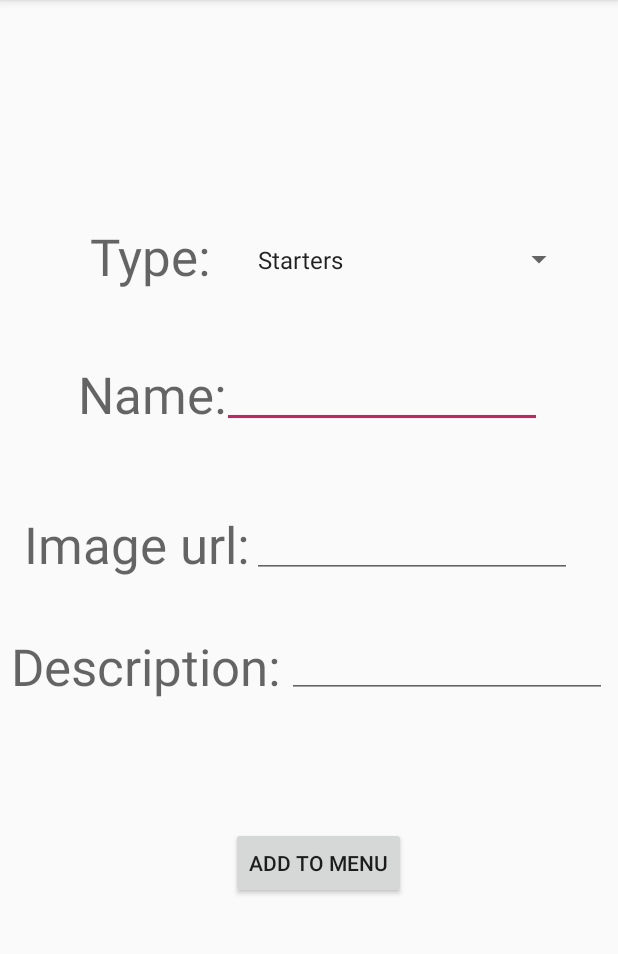
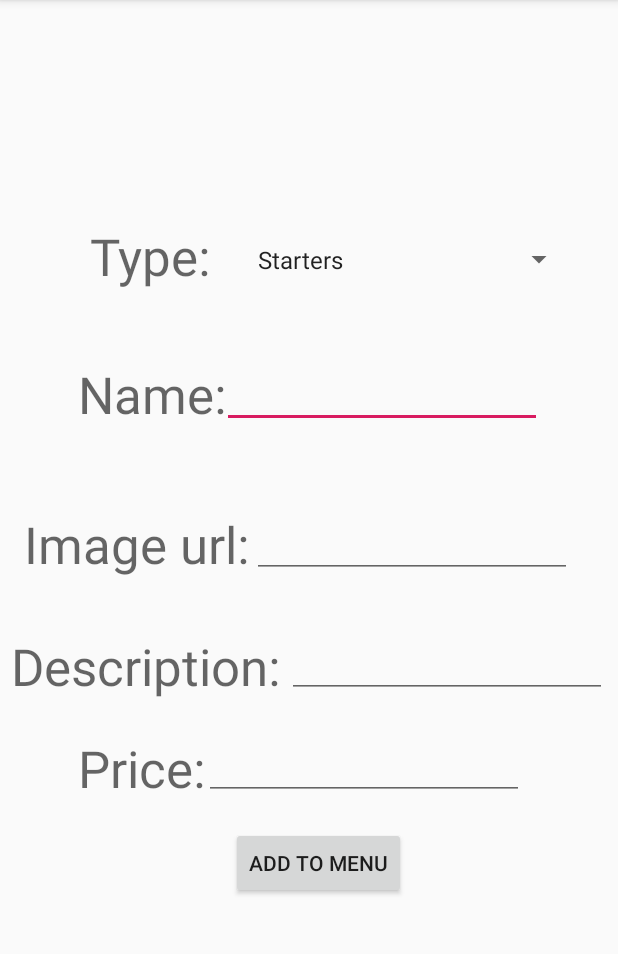
Before and after one commit to gilma0/My_Rest, an Android app: the AddItem screen opened directly, with no data from a screen before it, after a tap on "ADD TO MENU", on a phone screen of 412 x 824 dp, the part 84-1038 px from its top. Run offline under Robolectric (Android 15) with nearby library versions, the phone set to English and light mode, and no system bars; our stand-ins replace Firebase (no records; nobody signed in at launch, a user with empty details on screens opened directly).

Commit message:
added price

```diff
--- a/app/src/main/java/com/example/myrest/AddItem.java
+++ b/app/src/main/java/com/example/myrest/AddItem.java
@@ -17,7 +17,7 @@ import com.google.firebase.database.FirebaseDatabase;
 
 public class AddItem extends AppCompatActivity implements AdapterView.OnItemSelectedListener {
     private String type,name, description, url;
-    private EditText editName, imageUrl, editDescription;
+    private EditText editName, imageUrl, editDescription, editPrice;
     private Button add;
     private Item item;
     private FirebaseAuth firebaseAuth;
@@ -36,6 +36,7 @@ public class AddItem extends AppCompatActivity implements AdapterView.OnItemSele
         spinner.setOnItemSelectedListener(this);
         editName = (EditText) findViewById(R.id.editName);
         imageUrl = (EditText) findViewById(R.id.imageUrl);
+        editPrice = (EditText) findViewById(R.id.editPrice);
         editDescription = (EditText) findViewById(R.id.editDescription);
         add = (Button) findViewById(R.id.button);
         add.setOnClickListener(new View.OnClickListener() {
@@ -50,12 +51,12 @@ public class AddItem extends AppCompatActivity implements AdapterView.OnItemSele
     }
 
     public boolean Add(){
-        if(editName.getText().toString().trim().equals("") || editDescription.getText().toString().trim().equals("") || imageUrl.getText().toString().trim().equals("")){
+        if(editPrice.getText().toString().trim().equals("") ||  editName.getText().toString().trim().equals("") || editDescription.getText().toString().trim().equals("") || imageUrl.getText().toString().trim().equals("")){
             Toast.makeText(this,"please fill all options", Toast.LENGTH_LONG).show();
             return false;
         }
         name = editName.getText().toString().trim();
-        description = editDescription.getText().toString().trim();
+        description = editDescription.getText().toString().trim() + "\nPrice: " + editPrice.getText().toString().trim();
         url = imageUrl.getText().toString().trim();
         Item item = new Item(type,name,description,url);
         mDatabaseReference = mDatabase.getReference().child("menu").child(type).push();
--- a/app/src/main/res/layout/activity_add_item.xml
+++ b/app/src/main/res/layout/activity_add_item.xml
@@ -100,6 +100,18 @@
         app:layout_constraintStart_toStartOf="parent"
         app:layout_constraintTop_toTopOf="parent" />
 
+    <EditText
+        android:id="@+id/editPrice"
+        android:layout_width="wrap_content"
+        android:layout_height="wrap_content"
+        android:layout_marginStart="136dp"
+        android:layout_marginLeft="136dp"
+        android:layout_marginTop="488dp"
+        android:ems="10"
+        android:inputType="textPersonName"
+        app:layout_constraintStart_toStartOf="parent"
+        app:layout_constraintTop_toTopOf="parent" />
+
     <Button
         android:id="@+id/button"
         android:layout_width="wrap_content"
@@ -110,4 +122,16 @@
         android:text="add to menu"
         app:layout_constraintStart_toStartOf="parent"
         app:layout_constraintTop_toTopOf="parent" />
+
+    <TextView
+        android:id="@+id/textView9"
+        android:layout_width="wrap_content"
+        android:layout_height="wrap_content"
+        android:layout_marginStart="52dp"
+        android:layout_marginLeft="52dp"
+        android:layout_marginTop="489dp"
+        android:text="Price:"
+        android:textAppearance="@style/TextAppearance.AppCompat.Display1"
+        app:layout_constraintStart_toStartOf="parent"
+        app:layout_constraintTop_toTopOf="parent" />
 </androidx.constraintlayout.widget.ConstraintLayout>
```
